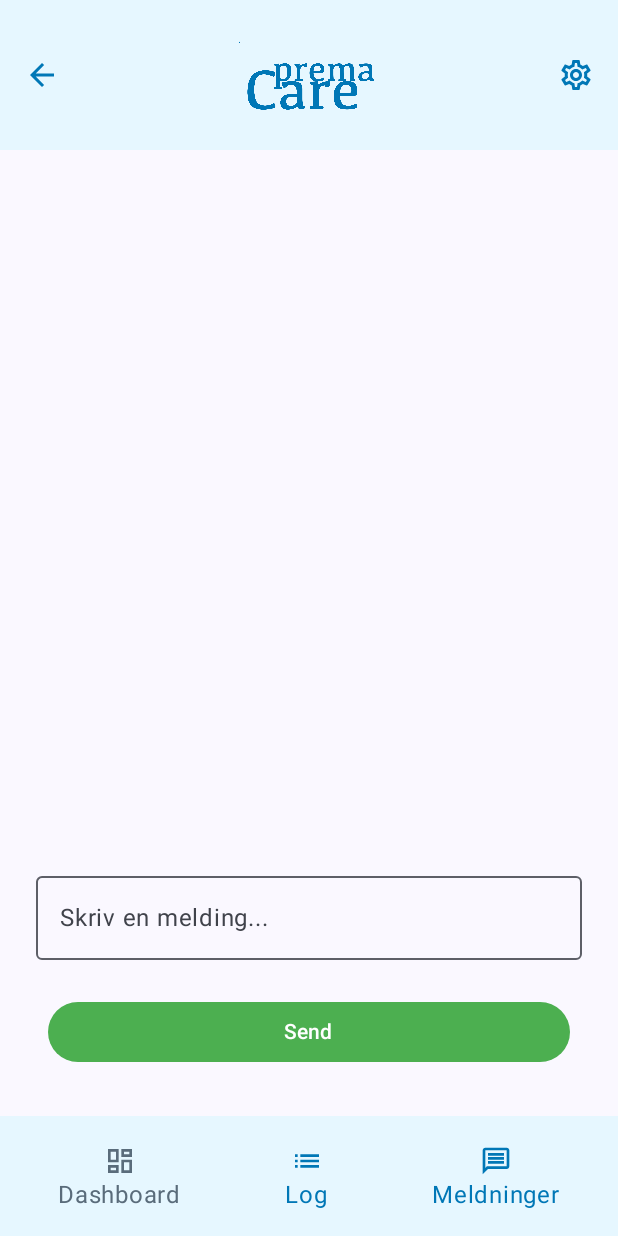
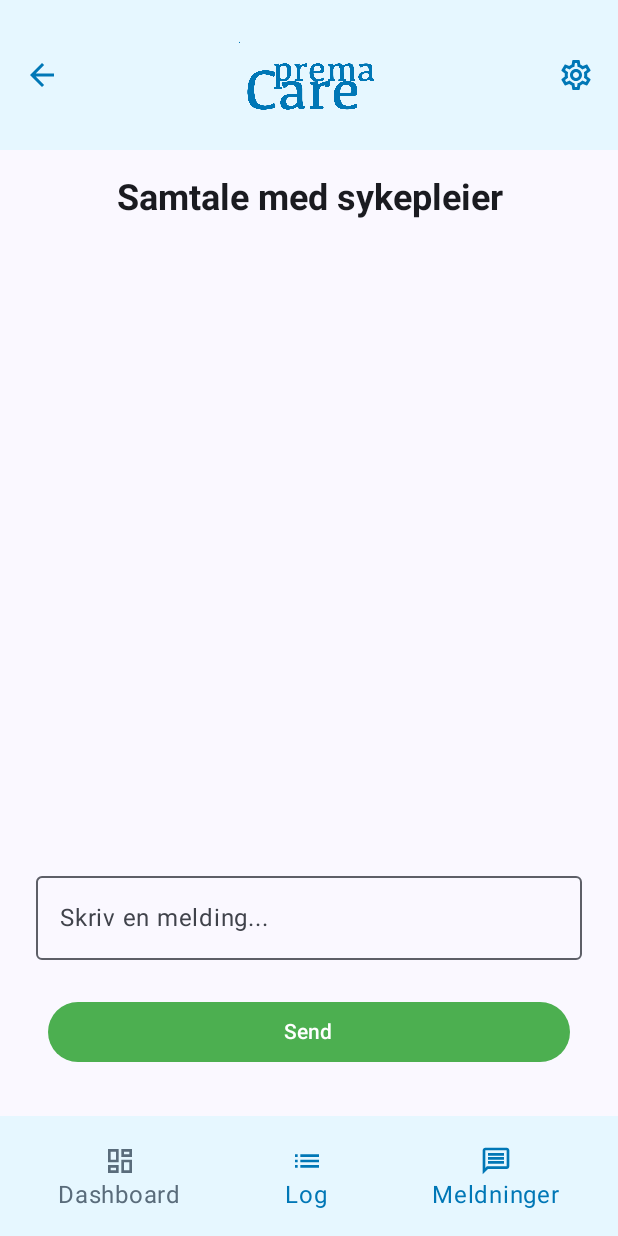
Before and after one commit to BachelorProject2025/PremaCare, an Android app built with Jetpack Compose: the MessageScreen screen opened through its navigation route, on a phone screen of 412 x 824 dp. Run offline under Robolectric (Android 15) with nearby library versions, the phone set to English and light mode, and no system bars; our stand-ins replace Firebase (no records; nobody signed in at launch, a user with empty details on screens opened directly), livedata-compose.

Commit message:
Adjustments kin messages

```diff
--- a/app/src/main/java/no/hiof/bachelor/premacare/ui/screens/MessageScreen.kt
+++ b/app/src/main/java/no/hiof/bachelor/premacare/ui/screens/MessageScreen.kt
@@ -12,7 +12,9 @@ import androidx.compose.runtime.livedata.observeAsState
 import androidx.compose.ui.Alignment
 import androidx.compose.ui.Modifier
 import androidx.compose.ui.graphics.Color
+import androidx.compose.ui.text.font.FontWeight
 import androidx.compose.ui.text.input.TextFieldValue
+import androidx.compose.ui.text.style.TextAlign
 import androidx.compose.ui.unit.dp
 import androidx.lifecycle.viewmodel.compose.viewModel
 import no.hiof.bachelor.premacare.viewModels.FirebaseViewModel
@@ -28,7 +30,17 @@ fun MessageScreen() {
         firebaseViewModel.fetchParentName()
     }
 
+
+
     Column(modifier = Modifier.fillMaxSize().padding(16.dp)) {
+        Text(
+            text = "Samtale med sykepleier",
+            style = MaterialTheme.typography.headlineSmall,
+            fontWeight = FontWeight.Bold,
+            textAlign = TextAlign.Center,
+            modifier = Modifier.fillMaxWidth()
+        )
+        SpaceEm(10.dp)
         LazyColumn(modifier = Modifier.weight(1f)) {
             items(messages) { msg ->
                 MessageBubble(
```
